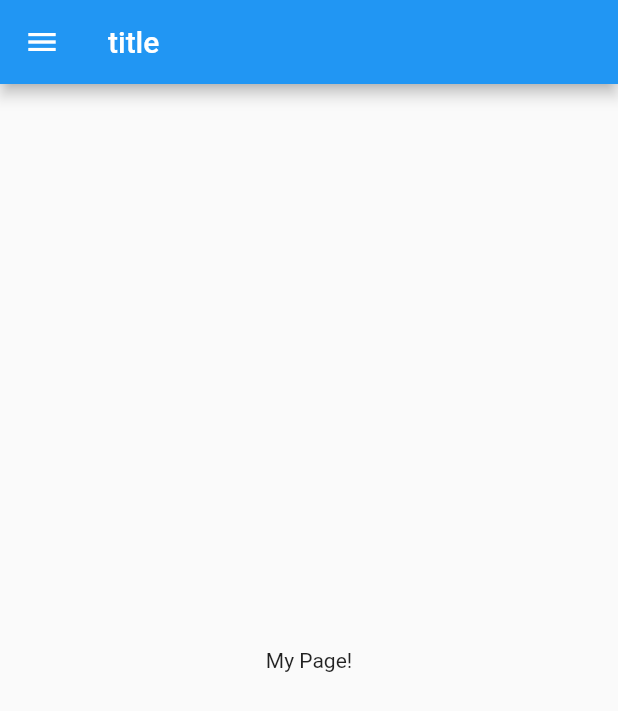
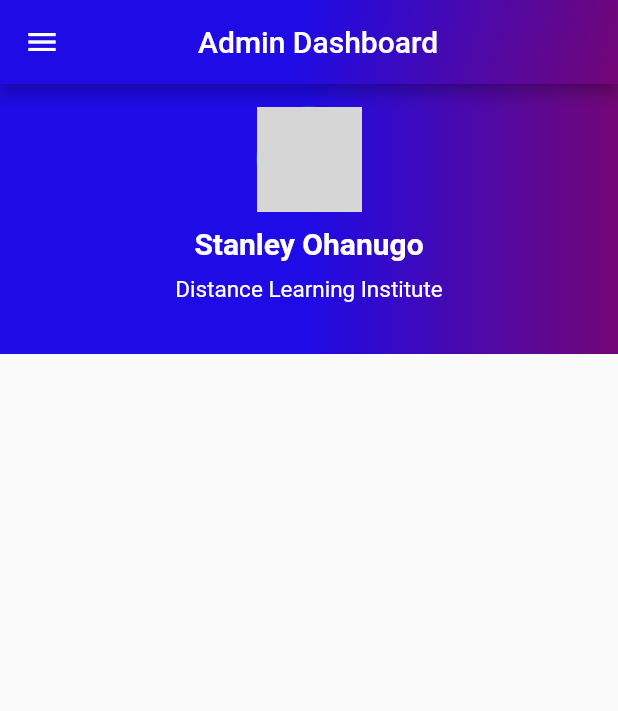
Before and after one commit to innoventix-solutions/Quizable, a Flutter app: the drawer screen opened directly, on a phone screen of 412 x 824 dp. Shown: the top 711 px of the screen. Run offline on Flutter 3.47's test engine with Material 2 defaults, Android fonts, the phone set to English and light mode, and no system bars; our stand-ins replace fluttertoast; grey boxes are pictures that could not be loaded.

Commit message:
drawer commit

```diff
--- a/lib/drawer.dart
+++ b/lib/drawer.dart
@@ -1,4 +1,18 @@
 import 'package:flutter/material.dart';
+import 'global.dart';
+
+void main() {
+  runApp(Myapp());
+}
+
+class Myapp extends StatelessWidget {
+  @override
+  Widget build(BuildContext context) {
+    return MaterialApp(
+      home: drawer(),
+    );
+  }
+}
 
 class drawer extends StatefulWidget {
   @override
@@ -9,8 +23,54 @@ class _drawerState extends State<drawer> {
   @override
   Widget build(BuildContext context) {
     return Scaffold(
-      appBar: AppBar(title: Text('title')),
-      body: Center(child: Text('My Page!')),
+      appBar: AppBar(
+          flexibleSpace: Container(
+            decoration: BoxDecoration(
+              gradient: LinearGradient(
+                colors: <Color>[gradientblue, gradientviolet],
+                begin: Alignment.topCenter,
+                end: Alignment.bottomRight,
+              ),
+            ),
+          ),
+          title: Padding(
+            padding: const EdgeInsets.only(left: 60),
+            child: Text(
+              'Admin Dashboard',
+              style: TextStyle(fontSize: 20),
+            ),
+          )),
+
+
+      body: Column(
+        children: <Widget>[
+          Container(
+            width: MediaQuery.of(context).size.width,
+            height: 180,
+            decoration: bg12,
+            child: Column(
+              children: <Widget>[
+                Padding(
+                  padding: const EdgeInsets.only(top: 15),
+                  child: Container(
+                    child: CircleAvatar(backgroundImage: AssetImage('assets/image/pic.png',),
+                      radius: 35.0,
+                    ),
+                  ),
+                ),Padding(
+                  padding: const EdgeInsets.only(top: 10),
+                  child: Text('Stanley Ohanugo',style:
+                  TextStyle(fontSize: 20,color: Colors.white,fontWeight: FontWeight.bold),),
+                ),Padding(
+                  padding: const EdgeInsets.only(top: 10),
+                  child: Text('Distance Learning Institute',style:
+                  TextStyle(fontSize: 15,color: Colors.white),),
+                ),
+              ],
+            ),
+          ),
+        ],
+      ),
       drawer: Drawer(
         // Add a ListView to the drawer. This ensures the user can scroll
         // through the options in the Drawer if there isn't enough vertical
@@ -19,15 +79,9 @@ class _drawerState extends State<drawer> {
           // Important: Remove any padding from the ListView.
           padding: EdgeInsets.zero,
           children: <Widget>[
-            DrawerHeader(
-              child:Image.asset('assets/images/bg.png')
-
-
-              ),
-
+            DrawerHeader(child: Image.asset('assets/images/bg.png')),
             ListTile(
               leading: Icon(Icons.home),
-
               title: Text('Home'),
               onTap: () {
                 // Update the state of the app
--- a/lib/global.dart
+++ b/lib/global.dart
@@ -1,4 +1,7 @@
 import 'package:flutter/material.dart';
+
+Color gradientblue = Color(0Xff1F0BE5);//a
+Color gradientviolet = Color(0Xff730676);//a
 
 Color blue = Color(0Xff575DFF);
 Color white = Color(0XffFFFFFF);
@@ -6,7 +9,7 @@ Color purple = Color(0Xff7629FB);
 Color pink = Color(0xffDA29E6);
 Color black = Color(0Xff878787);
 Color darkpink = Color(0XffFF4779);
-
+Color lightblue = Color(0Xff6B70FC);
 Color gradientStart = Colors.blue; //Change start gradient color here
 Color gradientEnd = Colors.purple;
 
@@ -18,6 +21,15 @@ var bg = new BoxDecoration(
       stops: [0.0, 1.0],
       tileMode: TileMode.clamp),
 );
+
+var bg12 = BoxDecoration(
+  gradient: LinearGradient(
+    colors: <Color>[gradientblue, gradientviolet],
+    begin: Alignment.topCenter,
+    end: Alignment.topRight,
+  ),
+);
+
 
 class Mydropdown extends StatelessWidget {
   final List<String> dropdownValues;
--- a/lib/main.dart
+++ b/lib/main.dart
@@ -11,6 +11,7 @@ import 'login.dart';
 import 'splash.dart';
 import 'edu.dart';
 import 'select.dart';
+
 
 
 void main() {
--- a/pubspec.yaml
+++ b/pubspec.yaml
@@ -61,9 +61,8 @@ flutter:
   fonts:
     - family: Schyler
       fonts:
-        - asset: fonts/Schyler-Regular.ttf
-        - asset: fonts/Schyler-Italic.ttf
-          style: italic
+        - asset: assets/fonts/yugothib.ttf
+
 
 
   # For details regarding fonts from package dependencies,
```
Also changed, not shown: lib/sec.dart (+11 -11 lines), pubspec.lock, 1 other file.
